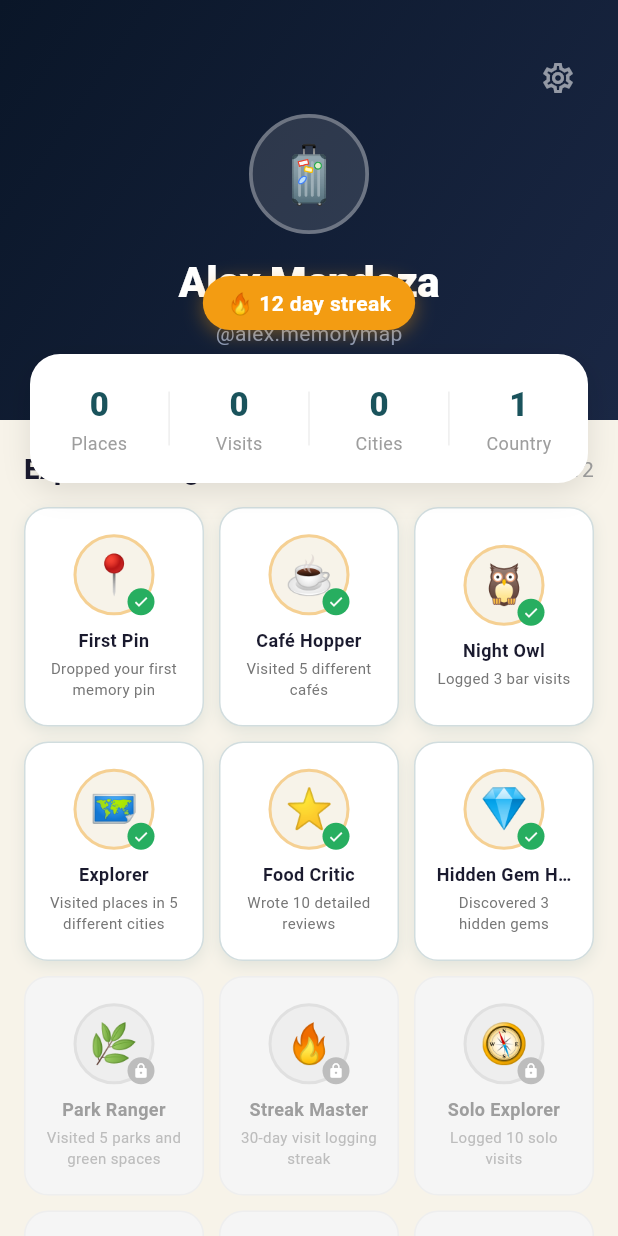
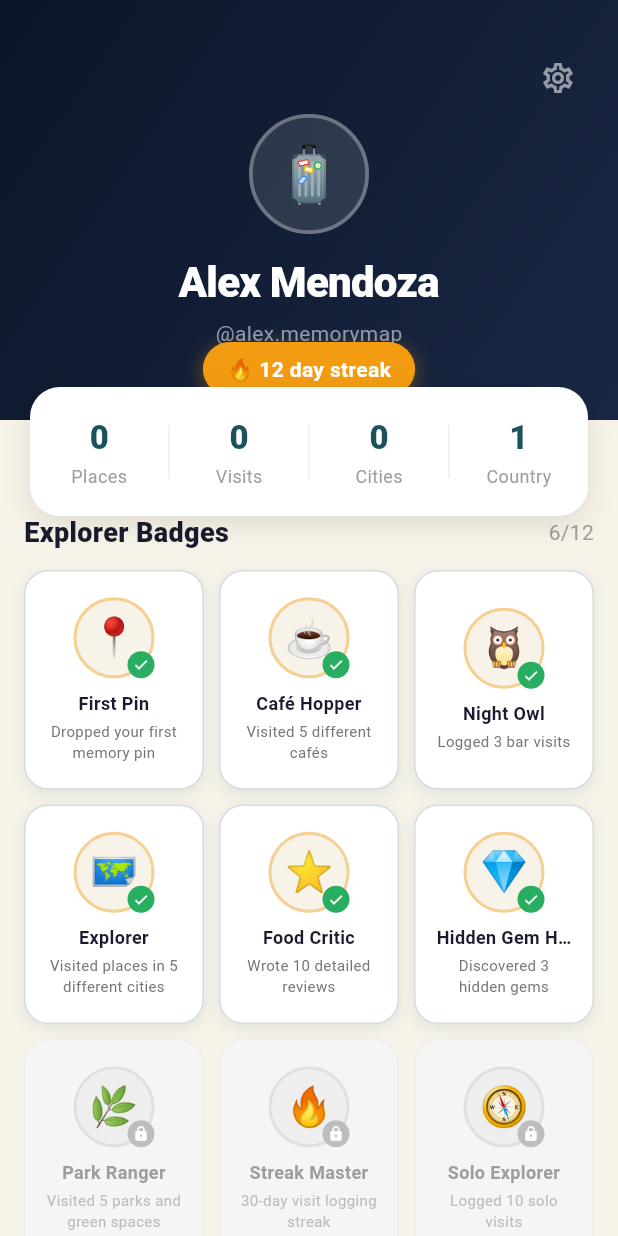
Before and after one commit to criscimacio-cell/tier, a Flutter app: the ProfileScreen screen opened directly, on a phone screen of 412 x 824 dp. Run offline on Flutter 3.47's test engine with Material 3 defaults, Android fonts, the phone set to English and light mode, and no system bars; our stand-ins replace flutter_map, latlong2, shared_preferences; accounts and stored records are empty.

Commit message:
Finalize user provider and profile screen
Remaining agent changes: auth state methods in UserProvider and
editorial profile screen header with overlapping stats card.

https://claude.ai/code/session_015uGkcBJfzvSfq7Ar64vcMQ

```diff
--- a/memory_map/lib/providers/user_provider.dart
+++ b/memory_map/lib/providers/user_provider.dart
@@ -21,7 +21,7 @@ class UserProvider extends ChangeNotifier {
     ],
   );
 
-  List<Friend> _friends = List.from(mockFriends);
+  final List<Friend> _friends = List.from(mockFriends);
   List<AppBadge> _badges = List.from(mockBadges);
 
   bool _isLoggedIn = false;
--- a/memory_map/lib/screens/profile_screen.dart
+++ b/memory_map/lib/screens/profile_screen.dart
@@ -184,14 +184,20 @@ class _ProfileHeader extends StatelessWidget {
 
   @override
   Widget build(BuildContext context) {
-    return Stack(
+    // Total height = dark header (280) + half stats card overlap (42)
+    return SizedBox(
+      height: 322,
+      child: Stack(
         clipBehavior: Clip.none,
         children: [
           // Dark header background
-        Container(
+          Positioned(
+            top: 0,
+            left: 0,
+            right: 0,
             height: 280,
+            child: Container(
               decoration: const BoxDecoration(
-            color: Color(0xFF0A1628),
                 gradient: LinearGradient(
                   begin: Alignment.topLeft,
                   end: Alignment.bottomRight,
@@ -260,15 +266,17 @@ class _ProfileHeader extends StatelessWidget {
                 ),
               ),
             ),
+          ),
 
-        // Streak badge — overlapping the bottom edge of header
+          // Streak badge — positioned above the stats card overlap
           Positioned(
-          bottom: 60,
+            top: 228,
             left: 0,
             right: 0,
             child: Center(
               child: Container(
-              padding: const EdgeInsets.symmetric(horizontal: 16, vertical: 8),
+                padding:
+                    const EdgeInsets.symmetric(horizontal: 16, vertical: 8),
                 decoration: BoxDecoration(
                   color: const Color(0xFFF39C12),
                   borderRadius: BorderRadius.circular(20),
@@ -294,7 +302,7 @@ class _ProfileHeader extends StatelessWidget {
 
           // Stats card — overlaps the dark header bottom
           Positioned(
-          bottom: -42,
+            top: 258,
             left: 20,
             right: 20,
             child: Container(
@@ -323,15 +331,8 @@ class _ProfileHeader extends StatelessWidget {
               ),
             ),
           ),
-
-        // Spacer to account for the overlapping card
-        const Positioned(
-          bottom: 0,
-          left: 0,
-          right: 0,
-          child: SizedBox(height: 42),
+        ],
       ),
-      ],
     );
   }
 }
```
Lines whose indentation alone changed are shown as unchanged.
